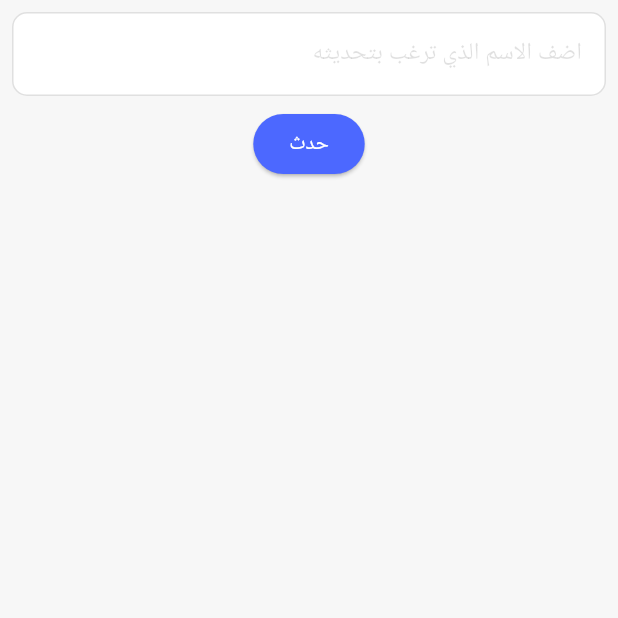
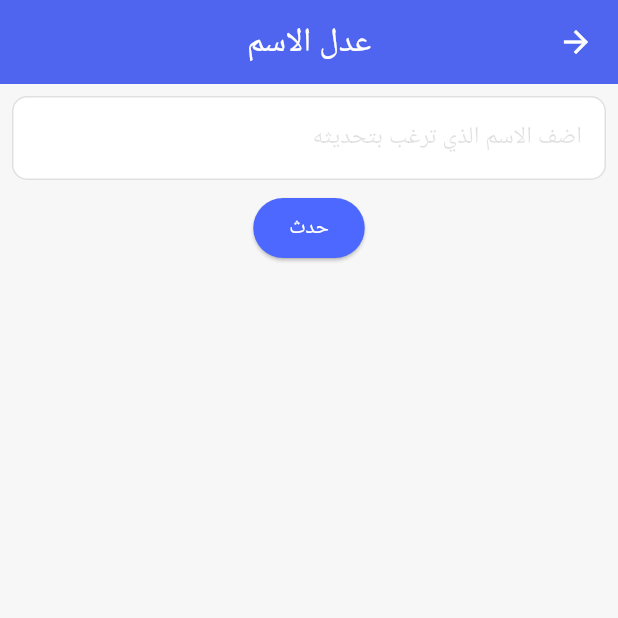
Before and after one commit to Tafalili/market, a Flutter app: the Edit_Name screen opened directly, on a phone screen of 412 x 824 dp, the top half of it. Run offline on Flutter 3.47's test engine with Material 3 defaults, Android fonts, the phone set to English and light mode, and no system bars; our stand-ins replace cached_network_image, flutter_bloc, google_nav_bar, smooth_page_indicator; network calls fail.

Commit message:
all ui is done

```diff
--- a/lib/core/components/list_of_products.dart
+++ b/lib/core/components/list_of_products.dart
@@ -4,11 +4,13 @@ import '../../views/home/home_tools/card_of_products.dart';
 
 class List_of_products extends StatelessWidget {
   const List_of_products({
-    super.key,
+    sup, required this.shrink, this.phisics,
   });
+final bool shrink;
+ final ScrollPhysics? phisics;
 
   @override
   Widget build(BuildContext context) {
-    return ListView.builder(itemBuilder: (context, index) => card_of_products(),itemCount: 10,physics: NeverScrollableScrollPhysics(),shrinkWrap: true,);
+    return ListView.builder(itemBuilder: (context, index) => card_of_products(),itemCount: 10,physics: phisics,shrinkWrap: shrink,);
   }
 }
--- /dev/null
+++ b/lib/core/functions/appbar.dart
@@ -0,0 +1,15 @@
+import 'package:flutter/material.dart';
+
+import '../../views/auth/ui/WIDGETS/app_colors.dart';
+
+AppBar buildAppBar(BuildContext context,String name ) {
+  return AppBar(
+    iconTheme: IconThemeData(
+        color: AppColors.kWhiteColor
+    ),
+    backgroundColor:AppColors.kPrimaryColor ,
+    elevation: 50,
+    title: Text(name,style: TextStyle(color: AppColors.kWhiteColor),),
+    centerTitle: true,
+  );
+}
--- a/lib/views/home/home_nav_ui.dart
+++ b/lib/views/home/home_nav_ui.dart
@@ -70,7 +70,7 @@ class _Nav_HomeState extends State<Nav_Home> {
                 SizedBox(
                   height: 15,
                 ),
-                List_of_products()
+                List_of_products(shrink: true,)
               ],
             ),
           ),
--- /dev/null
+++ b/lib/views/profile/elements_screen/edit_nsme.dart
@@ -0,0 +1,41 @@
+import 'package:flutter/material.dart';
+import 'package:market/views/auth/ui/WIDGETS/app_colors.dart';
+
+import '../../../../core/functions/appbar.dart';
+import '../../auth/ui/WIDGETS/text_form_fild.dart';
+
+class Edit_Name extends StatelessWidget {
+  Edit_Name({super.key});
+
+  TextEditingController update_name_controller = TextEditingController();
+
+  @override
+  Widget build(BuildContext context) {
+    return Directionality(
+      textDirection: TextDirection.rtl,
+      child: Scaffold(
+        appBar: buildAppBar(context,"عدل الاسم"),
+        body: Column(
+          children: [
+          Padding(
+            padding: const EdgeInsets.all(8.0),
+            child: CustomTFF(
+            lable: "اضف الاسم الذي ترغب بتحديثه",
+            control_password: update_name_controller,
+                      ),
+          ),
+        Center(
+          child: ElevatedButton(onPressed: () {},
+            child: Text("حدث"),
+            style: ElevatedButton.styleFrom(backgroundColor: AppColors.kPrimaryColor,foregroundColor: AppColors.kWhiteColor,shape: RoundedRectangleBorder(
+                borderRadius: BorderRadius.circular(30))),
+          )
+        )
+          ],
+        ),
+      ),
+    );
+  }
+
+
+}
--- a/lib/views/profile/ui.dart
+++ b/lib/views/profile/ui.dart
@@ -1,7 +1,9 @@
 import 'package:flutter/material.dart';
 import 'package:market/views/auth/ui/WIDGETS/app_colors.dart';
+import 'package:market/views/profile/elements_screen/my_ordeers.dart';
 import 'package:market/views/profile/widgets/buttons_of_profile.dart';
-import 'package:market/views/profile/widgets/elements_screen/edit_nsme.dart';
+
+import 'elements_screen/edit_nsme.dart';
 
 class Nav_Profile extends StatelessWidget {
   @override
@@ -51,7 +53,7 @@ class Nav_Profile extends StatelessWidget {
                     profile_button(lable: 'تعديل الاسم',left: Icons.arrow_forward_ios_outlined,right: Icons.person, doIt: () { Navigator.of(context).push(MaterialPageRoute(builder: (context) =>Edit_Name() ,)); },),
                     SizedBox(height: 10,),
 
-                    profile_button(lable: 'طلباتي',left: Icons.arrow_forward_ios_outlined,right: Icons.shopping_basket, doIt: () {  },),
+                    profile_button(lable: 'طلباتي',left: Icons.arrow_forward_ios_outlined,right: Icons.shopping_basket, doIt: () { Navigator.of(context).push(MaterialPageRoute(builder: (context) =>My_Orders() ,)); },),
                     SizedBox(height: 10,),
 
                     profile_button(lable: 'تسجيل الخروج',left: Icons.arrow_forward_ios_outlined,right: Icons.logout, doIt: () {  },),
--- a/lib/views/profile/widgets/elements_screen/edit_nsme.dart
+++ /dev/null
@@ -1,39 +0,0 @@
-import 'package:flutter/material.dart';
-import 'package:market/views/auth/ui/WIDGETS/app_colors.dart';
-
-import '../../../auth/ui/WIDGETS/text_form_fild.dart';
-
-class Edit_Name extends StatelessWidget {
-  Edit_Name({super.key});
-
-  TextEditingController update_name_controller = TextEditingController();
-
-  @override
-  Widget build(BuildContext context) {
-    return Directionality(
-      textDirection: TextDirection.rtl,
-      child: SafeArea(
-        child: Scaffold(
-          body: Column(
-            children: [
-            Padding(
-              padding: const EdgeInsets.all(8.0),
-              child: CustomTFF(
-              lable: "اضف الاسم الذي ترغب بتحديثه",
-              control_password: update_name_controller,
-                        ),
-            ),
-          Center(
-            child: ElevatedButton(onPressed: () {},
-              child: Text("حدث"),
-              style: ElevatedButton.styleFrom(backgroundColor: AppColors.kPrimaryColor,foregroundColor: AppColors.kWhiteColor,shape: RoundedRectangleBorder(
-                  borderRadius: BorderRadius.circular(30))),
-            )
-          )
-            ],
-          ),
-        ),
-      ),
-    );
-  }
-}
--- a/lib/views/store/ui.dart
+++ b/lib/views/store/ui.dart
@@ -19,6 +19,7 @@ class _Nav_StoreState extends State<Nav_Store> {
     return Directionality(
       textDirection: TextDirection.rtl,
       child: Scaffold(
+        floatingActionButton: null,
         body: SafeArea(
           child: SingleChildScrollView(
             child: Column(
@@ -35,7 +36,7 @@ class _Nav_StoreState extends State<Nav_Store> {
                 SizedBox(
                   height: 15,
                 ),
-                List_of_products()
+                List_of_products(shrink: true,)
               ],
             ),
           ),
```
Also changed, not shown: lib/views/favorate/ui.dart (+6 -9 lines), lib/views/profile/elements_screen/my_ordeers.dart (added, +17 -0 lines).
